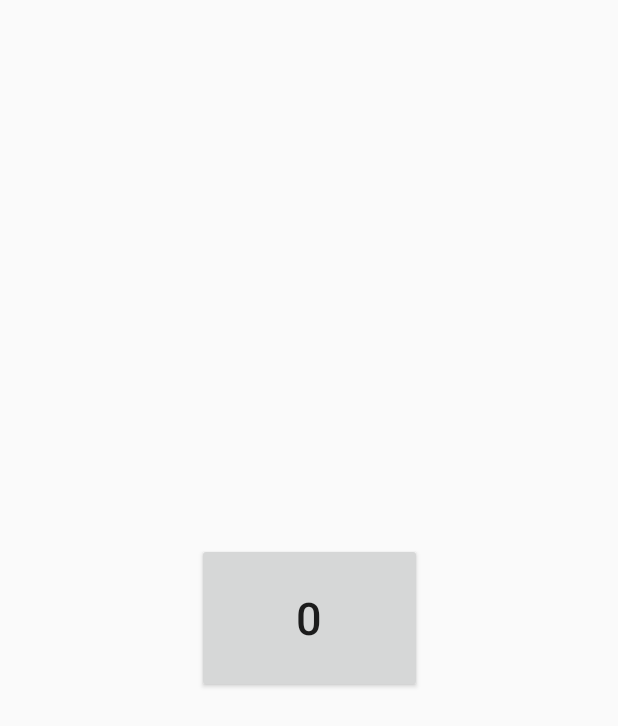
After one commit to Weii-Dev9/AndroidPractice, an Android app: the ThreadActivity screen opened directly, with no data from a screen before it, on a phone screen of 412 x 824 dp. The commit adds this screen. Shown: the top 726 px of the screen. Run offline under Robolectric (Android 15) with nearby library versions, the phone set to English and light mode, and no system bars.

Commit message:
use thread to time

```diff
--- a/app/src/main/java/com/thoughtworks/androidtrain/helloworld/MainActivity.kt
+++ b/app/src/main/java/com/thoughtworks/androidtrain/helloworld/MainActivity.kt
@@ -46,6 +46,11 @@ class MainActivity : AppCompatActivity() {
         val btnTweets: Button = findViewById(R.id.btn5)
         btnTweets.setOnClickListener {
             startActivity(Intent(this@MainActivity, TweetsActivity::class.java))
+        }
+
+        val btnThread: Button = findViewById(R.id.btn6)
+        btnThread.setOnClickListener {
+            startActivity(Intent(this@MainActivity, ThreadActivity::class.java))
         }
     }
 
--- /dev/null
+++ b/app/src/main/java/com/thoughtworks/androidtrain/helloworld/ThreadActivity.kt
@@ -0,0 +1,38 @@
+package com.thoughtworks.androidtrain.helloworld
+
+import androidx.appcompat.app.AppCompatActivity
+import android.os.Bundle
+import android.widget.Button
+
+class ThreadActivity : AppCompatActivity() {
+    override fun onCreate(savedInstanceState: Bundle?) {
+        super.onCreate(savedInstanceState)
+        setContentView(R.layout.thread_layout)
+
+        val btn: Button = findViewById(R.id.thread)
+        var num: Int = 0
+        btn.text = num.toString()
+        btn.setOnClickListener {
+            btn.isEnabled = false
+             val th = Thread {
+                while (num < 10) {
+                    Thread.sleep(1000)
+                    num += 1
+                    btn.text = num.toString()
+                }
+                runOnUiThread {
+                    if (num == 10) {
+                        Thread.sleep(1000)
+                        btn.isEnabled = true
+                        num = 0
+                        btn.text = "0"
+                    }
+                }
+            }
+            th.start()
+
+        }//如何判断终止？
+
+
+    }
+}
--- a/app/src/main/res/layout/activity_main.xml
+++ b/app/src/main/res/layout/activity_main.xml
@@ -61,11 +61,12 @@
                 android:text="@string/RecyclerView"
                 android:textAllCaps="false" />
             <Button
+                android:id="@+id/btn6"
                 android:layout_width="250dp"
                 android:layout_height="wrap_content"
                 android:layout_marginTop="24dp"
                 android:backgroundTint="@color/gray"
-                android:text="@string/button_6"
+                android:text="@string/thread"
                 android:textAllCaps="false" />
             <Button
                 android:layout_width="250dp"
--- /dev/null
+++ b/app/src/main/res/layout/thread_layout.xml
@@ -0,0 +1,22 @@
+<?xml version="1.0" encoding="utf-8"?>
+<androidx.constraintlayout.widget.ConstraintLayout xmlns:android="http://schemas.android.com/apk/res/android"
+    xmlns:app="http://schemas.android.com/apk/res-auto"
+    xmlns:tools="http://schemas.android.com/tools"
+    android:layout_width="match_parent"
+    android:layout_height="match_parent"
+    tools:context=".ThreadActivity">
+
+    <Button
+        android:id="@+id/thread"
+        android:layout_width="wrap_content"
+        android:layout_height="wrap_content"
+        android:width="150dp"
+        android:height="100dp"
+        android:textSize="30sp"
+        app:layout_constraintTop_toTopOf="parent"
+        app:layout_constraintBottom_toBottomOf="parent"
+        app:layout_constraintStart_toStartOf="parent"
+        app:layout_constraintEnd_toEndOf="parent"/>
+
+
+</androidx.constraintlayout.widget.ConstraintLayout>
--- a/app/src/main/res/values/strings.xml
+++ b/app/src/main/res/values/strings.xml
@@ -29,4 +29,5 @@
     <string name="Java">Java</string>
     <string name="RecyclerView">RecyclerView</string>
     <string name="bottom_text">到底了</string>
+    <string name="thread">thread</string>
 </resources>
```
Also changed, not shown: app/src/main/AndroidManifest.xml (+7 -0 lines).
